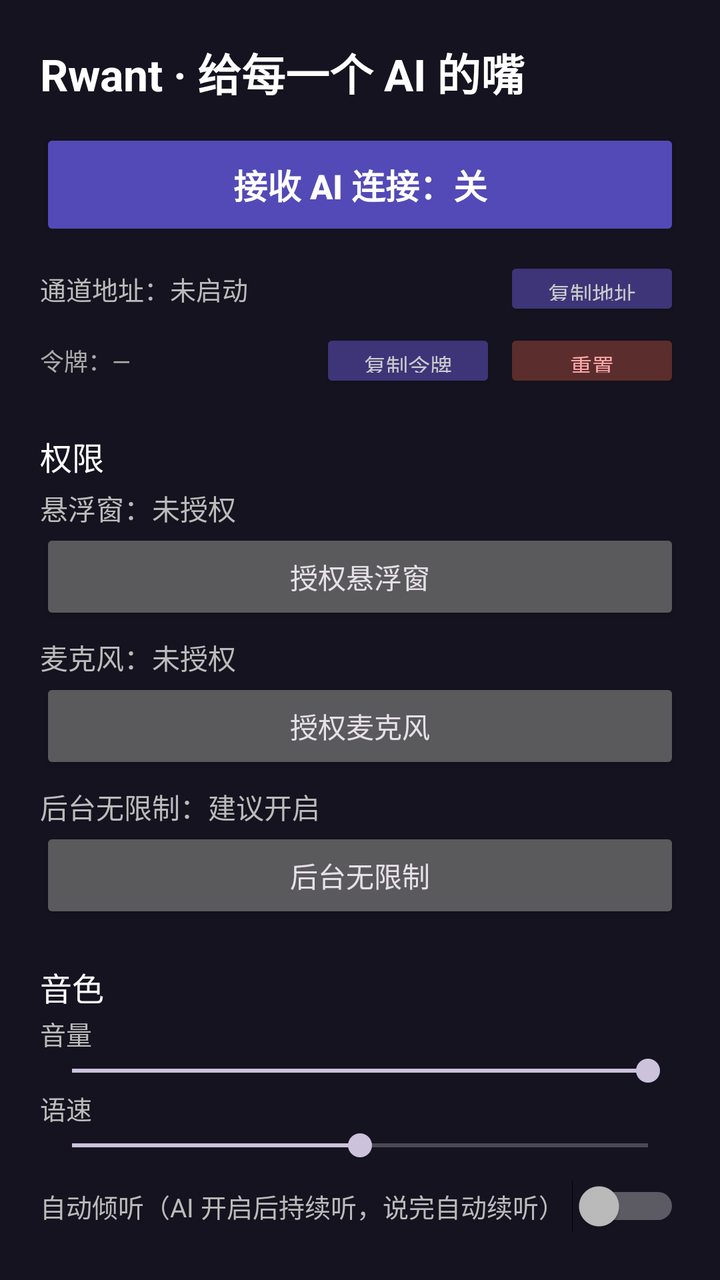
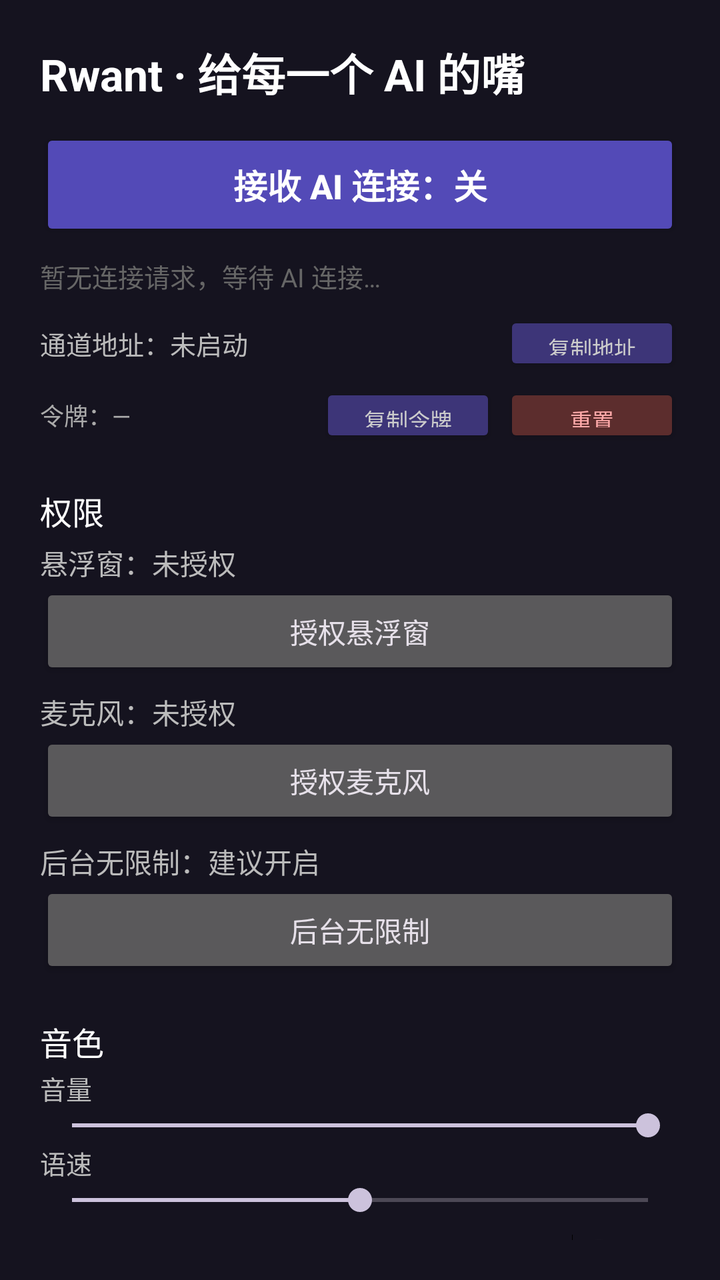

The first picture is an Android layout as it rendered before a commit; the second is the same layout after the commit. The layout source and the unified diff follow.
<!-- AndroidManifest.xml: application theme Theme.Material3.Dark.NoActionBar -->
<!-- res/layout/activity_main.xml -->
<?xml version="1.0" encoding="utf-8"?>
<LinearLayout xmlns:android="http://schemas.android.com/apk/res/android"
    android:layout_width="match_parent"
    android:layout_height="match_parent"
    android:orientation="vertical"
    android:padding="20dp"
    android:background="#15131F">

    <TextView
        android:layout_width="wrap_content"
        android:layout_height="wrap_content"
        android:text="Rwant · 给每一个 AI 的嘴"
        android:textColor="#FFFFFF"
        android:textSize="22sp"
        android:textStyle="bold"
        android:paddingBottom="12dp" />

    
    <Button
        android:id="@+id/btnToggleConnection"
        android:layout_width="match_parent"
        android:layout_height="56dp"
        android:layout_marginBottom="8dp"
        android:backgroundTint="#534AB7"
        android:textColor="#FFFFFF"
        android:textSize="17sp"
        android:textStyle="bold"
        android:text="接收 AI 连接：关" />

    <LinearLayout
        android:layout_width="match_parent"
        android:layout_height="wrap_content"
        android:orientation="horizontal"
        android:gravity="center_vertical"
        android:paddingBottom="4dp">

        <TextView
            android:id="@+id/tvChannel"
            android:layout_width="0dp"
            android:layout_height="wrap_content"
            android:layout_weight="1"
            android:text="通道地址：未启动"
            android:textColor="#BBBBBB"
            android:textSize="13sp"
            android:ellipsize="middle"
            android:singleLine="true" />

        <Button
            android:id="@+id/btnCopyAddr"
            android:layout_width="wrap_content"
            android:layout_height="32dp"
            android:layout_marginStart="8dp"
            android:textSize="11sp"
            android:text="复制地址"
            android:minHeight="0dp"
            android:paddingHorizontal="10dp"
            android:backgroundTint="#3D3578"
            android:textColor="#CCCCCC" />
    </LinearLayout>

    <LinearLayout
        android:layout_width="match_parent"
        android:layout_height="wrap_content"
        android:orientation="horizontal"
        android:gravity="center_vertical"
        android:paddingBottom="12dp">

        <TextView
            android:id="@+id/tvToken"
            android:layout_width="0dp"
            android:layout_height="wrap_content"
            android:layout_weight="1"
            android:text="令牌：—"
            android:textColor="#AAAAAA"
            android:textSize="12sp"
            android:ellipsize="middle"
            android:singleLine="true" />

        <Button
            android:id="@+id/btnCopyToken"
            android:layout_width="wrap_content"
            android:layout_height="32dp"
            android:layout_marginStart="8dp"
            android:textSize="11sp"
            android:text="复制令牌"
            android:minHeight="0dp"
            android:paddingHorizontal="10dp"
            android:backgroundTint="#3D3578"
            android:textColor="#CCCCCC" />

        <Button
            android:id="@+id/btnResetToken"
            android:layout_width="wrap_content"
            android:layout_height="32dp"
            android:layout_marginStart="4dp"
            android:textSize="11sp"
            android:text="重置"
            android:minHeight="0dp"
            android:paddingHorizontal="10dp"
            android:backgroundTint="#5C2D2D"
            android:textColor="#FFAAAA" />
    </LinearLayout>

    
    <TextView
        android:layout_width="match_parent"
        android:layout_height="wrap_content"
        android:paddingTop="8dp"
        android:paddingBottom="4dp"
        android:text="权限"
        android:textColor="#FFFFFF"
        android:textSize="16sp" />

    <TextView
        android:id="@+id/tvStatusOverlay"
        android:layout_width="match_parent"
        android:layout_height="wrap_content"
        android:text="悬浮窗：未授权"
        android:textColor="#BBBBBB"
        android:textSize="14sp" />
    <Button android:id="@+id/btnOverlay" android:layout_width="match_parent" android:layout_height="wrap_content" android:layout_marginBottom="6dp" android:text="授权悬浮窗" />

    <TextView
        android:id="@+id/tvStatusMic"
        android:layout_width="match_parent"
        android:layout_height="wrap_content"
        android:text="麦克风：未授权"
        android:textColor="#BBBBBB"
        android:textSize="14sp" />
    <Button android:id="@+id/btnMic" android:layout_width="match_parent" android:layout_height="wrap_content" android:layout_marginBottom="6dp" android:text="授权麦克风" />

    <TextView
        android:id="@+id/tvStatusBattery"
        android:layout_width="match_parent"
        android:layout_height="wrap_content"
        android:text="后台无限制：建议开启"
        android:textColor="#BBBBBB"
        android:textSize="14sp" />
    <Button android:id="@+id/btnBattery" android:layout_width="match_parent" android:layout_height="wrap_content" android:layout_marginBottom="12dp" android:text="后台无限制" />

    
    <TextView
        android:layout_width="match_parent"
        android:layout_height="wrap_content"
        android:paddingTop="8dp"
        android:paddingBottom="2dp"
        android:text="音色"
        android:textColor="#FFFFFF"
        android:textSize="16sp" />

    <TextView android:layout_width="match_parent" android:layout_height="wrap_content" android:text="音量" android:textColor="#BBBBBB" android:textSize="13sp" />
    <SeekBar android:id="@+id/seekVolume" android:layout_width="match_parent" android:layout_height="wrap_content" android:max="100" android:progress="100" />

    <TextView android:layout_width="match_parent" android:layout_height="wrap_content" android:text="语速" android:textColor="#BBBBBB" android:textSize="13sp" />
    <SeekBar android:id="@+id/seekRate" android:layout_width="match_parent" android:layout_height="wrap_content" android:max="200" android:progress="100" android:layout_marginBottom="8dp" />

    <Switch
        android:id="@+id/switchAutoListen"
        android:layout_width="match_parent"
        android:layout_height="wrap_content"
        android:text="自动倾听（AI 开启后持续听，说完自动续听）"
        android:textColor="#BBBBBB"
        android:textSize="13sp" />

    <Button
        android:id="@+id/btnClearLogs"
        android:layout_width="match_parent"
        android:layout_height="wrap_content"
        android:layout_marginTop="8dp"
        android:text="清空对话气泡" />

    <TextView
        android:id="@+id/tvLastOp"
        android:layout_width="match_parent"
        android:layout_height="wrap_content"
        android:paddingTop="12dp"
        android:text="最近操作：尚无"
        android:textColor="#888888"
        android:textSize="12sp" />
</LinearLayout>
<!-- resources referenced by this layout -->
<resources>

</resources>

<!-- the commit's change to res/layout/activity_main.xml (unified diff, before → after) -->
@@ -26,6 +26,44 @@
         android:textSize="17sp"
         android:textStyle="bold"
         android:text="接收 AI 连接：关" />
+
+    
+    <LinearLayout
+        android:id="@+id/cardRequest"
+        android:layout_width="match_parent"
+        android:layout_height="wrap_content"
+        android:orientation="vertical"
+        android:background="#2A2440"
+        android:padding="12dp"
+        android:layout_marginBottom="8dp"
+        android:visibility="gone">
+
+        <TextView
+            android:id="@+id/tvRequestName"
+            android:layout_width="match_parent"
+            android:layout_height="wrap_content"
+            android:text="等待 AI 连接…"
+            android:textColor="#FFFFFF"
+            android:textSize="14sp" />
+
+        <Button
+            android:id="@+id/btnApproveRequest"
+            android:layout_width="match_parent"
+            android:layout_height="wrap_content"
+            android:layout_marginTop="8dp"
+            android:backgroundTint="#534AB7"
+            android:textColor="#FFFFFF"
+            android:text="同意连接" />
+    </LinearLayout>
+
+    <TextView
+        android:id="@+id/tvNoRequest"
+        android:layout_width="match_parent"
+        android:layout_height="wrap_content"
+        android:text="暂无连接请求，等待 AI 连接…"
+        android:textColor="#666666"
+        android:textSize="13sp"
+        android:layout_marginBottom="8dp" />
 
     <LinearLayout
         android:layout_width="match_parent"
@@ -169,6 +207,30 @@
         android:layout_marginTop="8dp"
         android:text="清空对话气泡" />
 
+    
+    <TextView
+        android:layout_width="match_parent"
+        android:layout_height="wrap_content"
+        android:paddingTop="12dp"
+        android:paddingBottom="4dp"
+        android:text="信任中心（已连接 / 待确认 AI）"
+        android:textColor="#FFFFFF"
+        android:textSize="16sp" />
+
+    <LinearLayout
+        android:id="@+id/trustList"
+        android:layout_width="match_parent"
+        android:layout_height="wrap_content"
+        android:orientation="vertical" />
+
+    <TextView
+        android:id="@+id/tvTrustEmpty"
+        android:layout_width="match_parent"
+        android:layout_height="wrap_content"
+        android:text="（还没有任何 AI 档案）"
+        android:textColor="#666666"
+        android:textSize="13sp" />
+
     <TextView
         android:id="@+id/tvLastOp"
         android:layout_width="match_parent"
